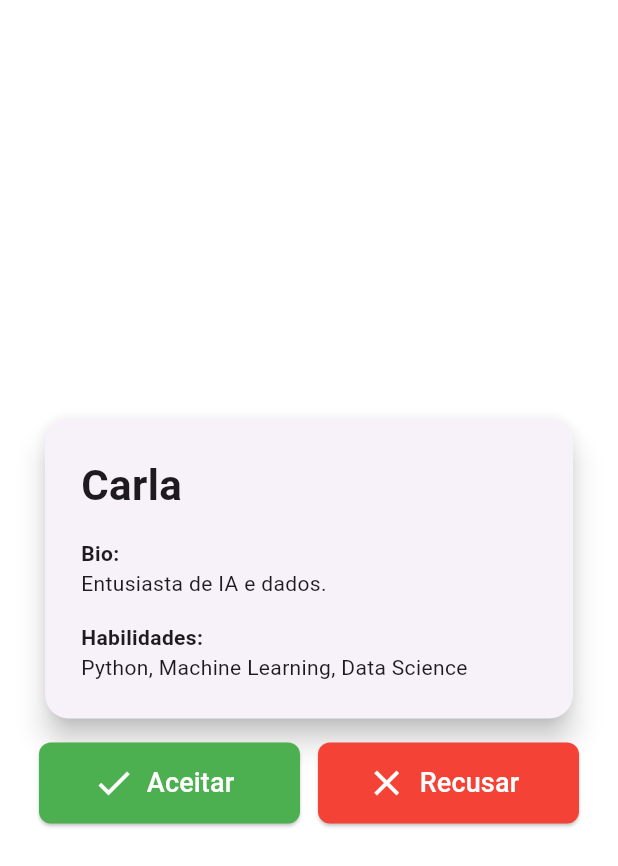
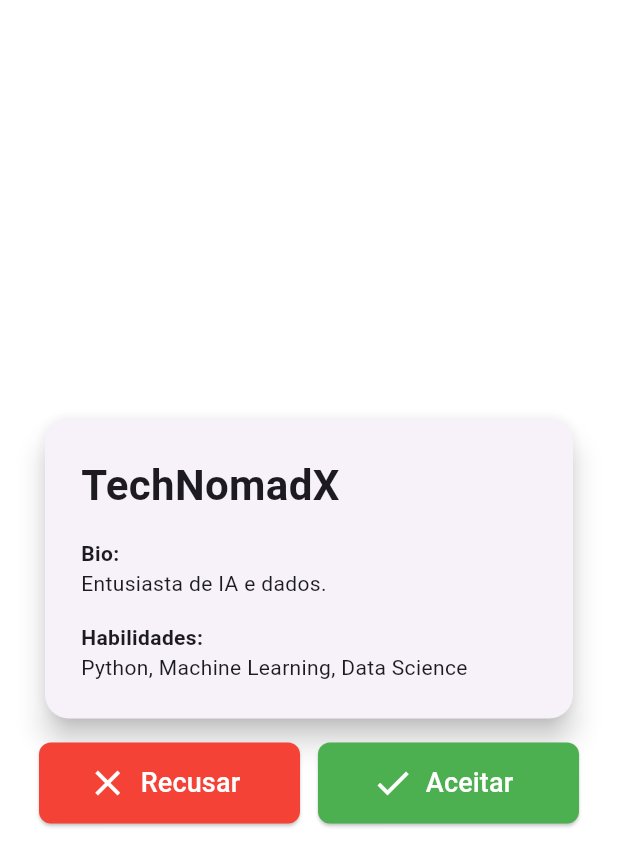
Before and after one commit to ProAnonimos/Plataforma-Profissional-Anonima-Flutter, a Flutter app: the MatchmakingPage screen opened directly, after a tap on "Recusar", on a phone screen of 412 x 824 dp. Shown: the top 866 px of the screen. Run offline on Flutter 3.47's test engine with Material 3 defaults, Android fonts, the phone set to English and light mode, and no system bars; our stand-ins replace firebase_core, firebase_messaging; accounts and stored records are empty; network calls fail.

Commit message:
feature-tela de matchmaking refatorada

```diff
--- a/lib/pages/matchmaking_page.dart
+++ b/lib/pages/matchmaking_page.dart
@@ -23,15 +23,22 @@ class MatchmakingPage extends StatelessWidget {
   Widget build(BuildContext context) {
     final provider = context.watch<MatchmakingProvider>();
 
+    WidgetsBinding.instance.addPostFrameCallback((_) {
+      if (provider.acabou) {
+        _mostrarFimPerfis(context);
+      }
+    });
+
     final perfil = provider.perfilAtualDados;
 
     if (perfil == null) {
-      return Center(
-        child: ElevatedButton(
-          onPressed: () {
-            provider.reset();
-          },
-          child: Text("Reiniciar"),
+      return Scaffold(
+        body: Center(
+          child: Text(
+            "Você já viu todos os perfis.",
+            style: TextStyle(fontSize: 20),
+            textAlign: TextAlign.center,
+          ),
         ),
       );
     }
@@ -40,13 +47,15 @@ class MatchmakingPage extends StatelessWidget {
       body: GestureDetector(
         onTapUp: (details) {
           final larguraTela = MediaQuery.of(context).size.width;
+          if (provider.acabou) {
+            _mostrarFimPerfis(context);
+            return;
+          }
+
           if (details.globalPosition.dx < larguraTela / 2) {
+            provider.recusar();
+          } else {
             provider.aceitar();
-          } else {
-            provider.recusar();
-          }
-          if (provider.perfilAtual >= provider.perfis.length) {
-            _mostrarFimPerfis(context);
           }
         },
         child: SafeArea(
@@ -54,13 +63,15 @@ class MatchmakingPage extends StatelessWidget {
             key: ValueKey(perfil['nome']),
             direction: DismissDirection.horizontal,
             onDismissed: (direction) {
+              if (provider.acabou) {
+                _mostrarFimPerfis(context);
+                return;
+              }
+
               if (direction == DismissDirection.startToEnd) {
                 provider.recusar();
               } else if (direction == DismissDirection.endToStart) {
                 provider.aceitar();
-              }
-              if (provider.perfilAtual >= provider.perfis.length) {
-                _mostrarFimPerfis(context);
               }
             },
             background: Container(
@@ -120,21 +131,20 @@ class MatchmakingPage extends StatelessWidget {
                         Expanded(
                           child: ElevatedButton.icon(
                             onPressed: () {
-                              provider.aceitar();
-                              if (provider.perfilAtual >= provider.perfis.length) {
+                              if (provider.acabou) {
                                 _mostrarFimPerfis(context);
+                                return;
                               }
+                              provider.recusar();
                             },
-                            icon: Icon(Icons.check, color: Colors.white, size: 28),
+                            icon: Icon(Icons.close, color: Colors.white, size: 28),
                             label: Padding(
-                              padding:
-                                  const EdgeInsets.symmetric(vertical: 14.0),
-                              child: Text("Aceitar",
-                                  style: TextStyle(
-                                      fontSize: 18, color: Colors.white)),
+                              padding: const EdgeInsets.symmetric(vertical: 14.0),
+                              child: Text("Recusar",
+                                  style: TextStyle(fontSize: 18, color: Colors.white)),
                             ),
                             style: ElevatedButton.styleFrom(
-                              backgroundColor: Colors.green,
+                              backgroundColor: Colors.red,
                               shape: RoundedRectangleBorder(
                                   borderRadius: BorderRadius.circular(8)),
                             ),
@@ -144,21 +154,20 @@ class MatchmakingPage extends StatelessWidget {
                         Expanded(
                           child: ElevatedButton.icon(
                             onPressed: () {
-                              provider.recusar();
-                              if (provider.perfilAtual >= provider.perfis.length) {
+                              if (provider.acabou) {
                                 _mostrarFimPerfis(context);
+                                return;
                               }
+                              provider.aceitar();
                             },
-                            icon: Icon(Icons.close, color: Colors.white, size: 28),
+                            icon: Icon(Icons.check, color: Colors.white, size: 28),
                             label: Padding(
-                              padding:
-                                  const EdgeInsets.symmetric(vertical: 14.0),
-                              child: Text("Recusar",
-                                  style: TextStyle(
-                                      fontSize: 18, color: Colors.white)),
+                              padding: const EdgeInsets.symmetric(vertical: 14.0),
+                              child: Text("Aceitar",
+                                  style: TextStyle(fontSize: 18, color: Colors.white)),
                             ),
                             style: ElevatedButton.styleFrom(
-                              backgroundColor: Colors.red,
+                              backgroundColor: Colors.green,
                               shape: RoundedRectangleBorder(
                                   borderRadius: BorderRadius.circular(8)),
                             ),
--- a/lib/providers/matchmaking_provider.dart
+++ b/lib/providers/matchmaking_provider.dart
@@ -3,12 +3,12 @@ import 'package:flutter/material.dart';
 class MatchmakingProvider with ChangeNotifier {
   final List<Map<String, dynamic>> perfis = [
     {
-      "nome": "João",
+      "nome": "StardewCoder",
       "habilidades": ["Flutter", "Firebase", "UX Design"],
       "bio": "Desenvolvedor apaixonado por tecnologia mobile."
     },
     {
-      "nome": "Carla",
+      "nome": "TechNomadX",
       "habilidades": ["Python", "Machine Learning", "Data Science"],
       "bio": "Entusiasta de IA e dados."
     },
@@ -22,20 +22,20 @@ class MatchmakingProvider with ChangeNotifier {
       _perfilAtual < perfis.length ? perfis[_perfilAtual] : null;
 
   void aceitar() {
-    if (_perfilAtual < perfis.length - 1) {
+    if (_perfilAtual < perfis.length) {
       _perfilAtual++;
       notifyListeners();
     }
   }
 
   void recusar() {
-    if (_perfilAtual < perfis.length - 1) {
+    if (_perfilAtual < perfis.length) {
       _perfilAtual++;
       notifyListeners();
     }
   }
 
-  bool get acabou => _perfilAtual >= perfis.length - 1;
+  bool get acabou => _perfilAtual >= perfis.length;
 
   void reset() {
     _perfilAtual = 0;
--- a/lib/providers/perfil_provider.dart
+++ b/lib/providers/perfil_provider.dart
@@ -7,4 +7,8 @@ class PerfilProvider extends ChangeNotifier {
   String bio = "Sou um desenvolvedor focado em mobile e análise de dados.";
   List<String> habilidades = ["Flutter", "SQL", "Python"];
 
+  void setNome(String novoNome) {
+    nome = novoNome;
+    notifyListeners();
+  }
 }
--- a/lib/providers/suporte_provider.dart
+++ b/lib/providers/suporte_provider.dart
@@ -6,7 +6,7 @@ class SuporteProvider extends ChangeNotifier {
   void enviarMensagem(BuildContext context) {
     final mensagem = mensagemController.text.trim();
     if (mensagem.isEmpty) {
-        SnackBar(content: Text('Mensagem vazia!')),
+      SnackBar(content: Text('Mensagem vazia!'));
       return;
     }
 
```
Also changed, not shown: lib/pages/login_page.dart (+24 -2 lines), lib/providers/login_provider.dart (+6 -3 lines).
